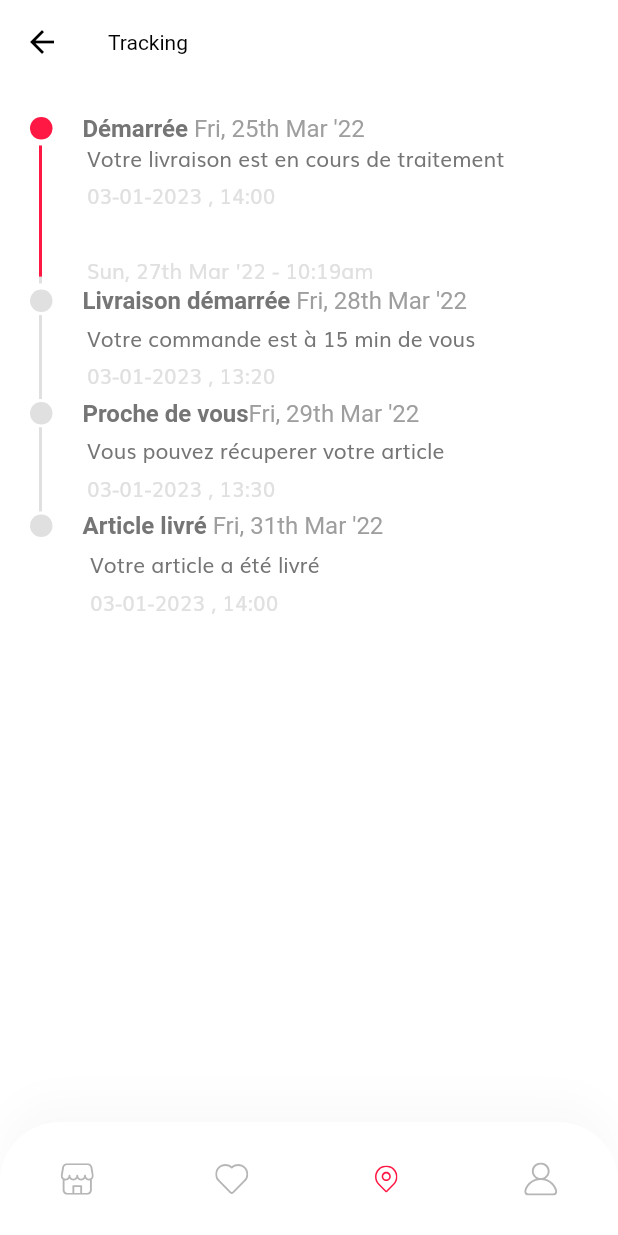
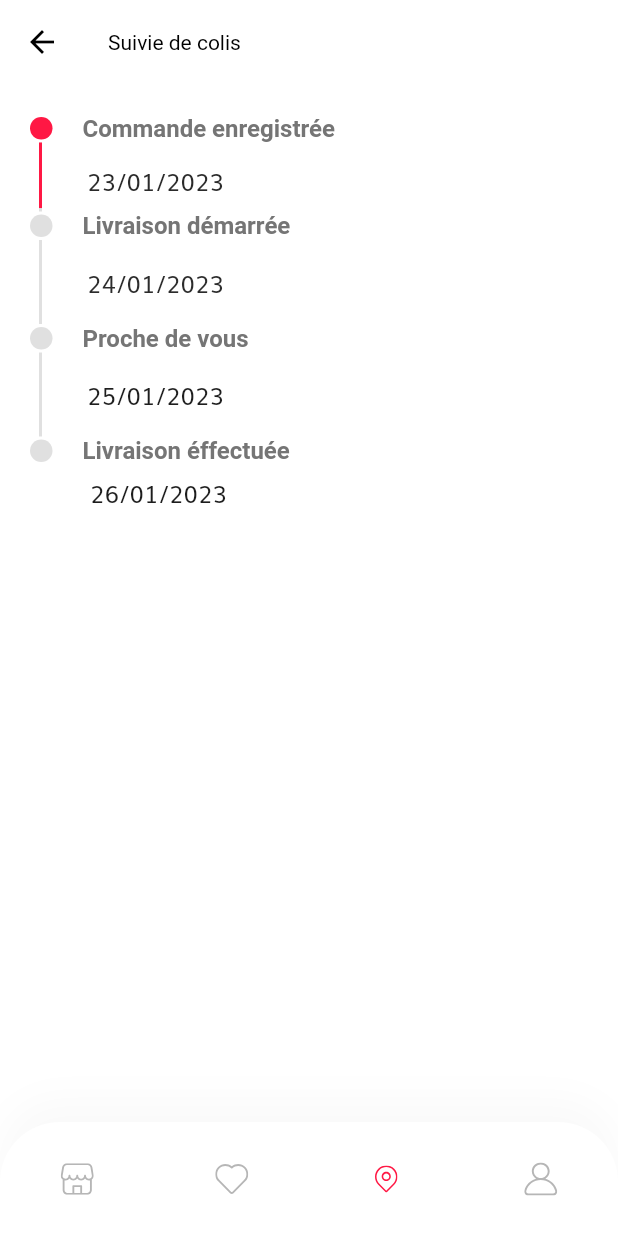
Before and after one commit to TWIMM/ubershop, a Flutter app: the MyHomePage2 screen opened by its route, on a phone screen of 412 x 824 dp. Run offline on Flutter 3.47's test engine with Material 2 defaults, Android fonts, the phone set to English and light mode, and no system bars; our stand-ins replace flutter_svg, geolocator, google_fonts, shared_preferences; missing offline and left inert: geocode; accounts and stored records are empty.

Commit message:
94% - tracking

```diff
--- a/lib/screens/Tracking/tracking.dart
+++ b/lib/screens/Tracking/tracking.dart
@@ -14,39 +14,38 @@ class MyHomePage2 extends StatefulWidget {
 class _MyHomePageState extends State<MyHomePage2> {
   ///this TextDto present in a package add data in this dto and set in a list.
 
-  List<TextDto> orderList = [
-    TextDto("Votre livraison est en cours de traitement", "03-01-2023 , 14:00"),
-    TextDto("", "Sun, 27th Mar '22 - 10:19am"),
+  List step1 = [
+    {'date': '23/01/2023'},
   ];
 
-  List<TextDto> shippedList = [
-    TextDto("Votre commande est à 15 min de vous", "03-01-2023 , 13:20"),
+  List step2 = [
+    {'date': '24/01/2023'},
   ];
 
-  List<TextDto> outOfDeliveryList = [
-    TextDto("Vous pouvez récuperer votre article", "03-01-2023 , 13:30"),
+  List step3 = [
+    {'date': '25/01/2023'},
   ];
 
-  List<TextDto> deliveredList = [
-    TextDto("Votre article a été livré", "03-01-2023 , 14:00"),
+  List step4 = [
+    {'date': '26/01/2023'},
   ];
 
   @override
   Widget build(BuildContext context) {
     return Scaffold(
       appBar: AppBar(
-        title: const Text("Tracking"),
+        title: const Text("Suivie de colis"),
       ),
       body: Padding(
         padding: const EdgeInsets.all(20),
         child: OrderTracker(
-          status: Status.delivered,
+          status: Status.order,
           activeColor: Color(0xFFFF1844),
           inActiveColor: Colors.grey[300],
-          orderTitleAndDateList: orderList,
-          shippedTitleAndDateList: shippedList,
-          outOfDeliveryTitleAndDateList: outOfDeliveryList,
-          deliveredTitleAndDateList: deliveredList,
+          orderTitleAndDateList: step1,
+          shippedTitleAndDateList: step2,
+          outOfDeliveryTitleAndDateList: step3,
+          deliveredTitleAndDateList: step4,
         ),
       ),
       bottomNavigationBar: CustomBottomNavBar(selectedMenu: MenuState.location),
--- a/lib/screens/Tracking/trackingmodel.dart
+++ b/lib/screens/Tracking/trackingmodel.dart
@@ -8,16 +8,16 @@ class OrderTracker extends StatefulWidget {
   final Status? status;
 
   /// This variable is used to get list of order sub title and date to show present status of product.
-  final List<TextDto>? orderTitleAndDateList;
+  final List? orderTitleAndDateList;
 
   /// This variable is used to get list of shipped sub title and date to show present status of product.
-  final List<TextDto>? shippedTitleAndDateList;
+  final List? shippedTitleAndDateList;
 
   /// This variable is used to get list of outOfDelivery sub title and date to show present status of product.
-  final List<TextDto>? outOfDeliveryTitleAndDateList;
+  final List? outOfDeliveryTitleAndDateList;
 
   /// This variable is used to get list of delivered sub title and date to show present status of product.
-  final List<TextDto>? deliveredTitleAndDateList;
+  final List? deliveredTitleAndDateList;
 
   /// This variable is used to change color of active animation border.
   final Color? activeColor;
@@ -187,15 +187,10 @@ class _OrderTrackerState extends State<OrderTracker>
                   TextSpan(
                     children: [
                       TextSpan(
-                          text: "Démarrée ",
+                          text: "Commande enregistrée ",
                           style: widget.headingTitleStyle ??
                               const TextStyle(
                                   fontSize: 16, fontWeight: FontWeight.bold)),
-                      TextSpan(
-                        text: "Fri, 25th Mar '22",
-                        style: widget.headingDateTextStyle ??
-                            const TextStyle(fontSize: 16, color: Colors.grey),
-                      ),
                     ],
                   ),
                 ),
@@ -234,19 +229,16 @@ class _OrderTrackerState extends State<OrderTracker>
                           mainAxisAlignment: MainAxisAlignment.start,
                           crossAxisAlignment: CrossAxisAlignment.start,
                           children: [
-                            Text(
-                              widget.orderTitleAndDateList?[index].title ?? "",
-                              style: widget.subTitleTextStyle ??
-                                  const TextStyle(fontSize: 14),
-                            ),
                             const SizedBox(
                               height: 4,
                             ),
                             Text(
-                              widget.orderTitleAndDateList?[index].date ?? "",
+                              widget.orderTitleAndDateList?[index]['date'] ??
+                                  "",
                               style: widget.subDateTextStyle ??
                                   TextStyle(
-                                      fontSize: 14, color: Colors.grey[300]),
+                                      fontSize: 16,
+                                      color: Color.fromARGB(255, 42, 42, 42)),
                             )
                           ],
                         );
@@ -296,11 +288,6 @@ class _OrderTrackerState extends State<OrderTracker>
                           style: widget.headingTitleStyle ??
                               const TextStyle(
                                   fontSize: 16, fontWeight: FontWeight.bold)),
-                      TextSpan(
-                        text: "Fri, 28th Mar '22",
-                        style: widget.headingDateTextStyle ??
-                            const TextStyle(fontSize: 16, color: Colors.grey),
-                      ),
                     ],
                   ),
                 ),
@@ -342,19 +329,13 @@ class _OrderTrackerState extends State<OrderTracker>
                           crossAxisAlignment: CrossAxisAlignment.start,
                           children: [
                             Text(
-                              widget.shippedTitleAndDateList?[index].title ??
+                              widget.shippedTitleAndDateList?[index]['date'] ??
                                   "",
-                              style: widget.subTitleTextStyle ??
-                                  const TextStyle(fontSize: 14),
-                            ),
-                            const SizedBox(
-                              height: 4,
-                            ),
-                            Text(
-                              widget.shippedTitleAndDateList?[index].date ?? "",
                               style: widget.subDateTextStyle ??
                                   TextStyle(
-                                      fontSize: 14, color: Colors.grey[300]),
+                                      fontSize: 16,
+                                      color: const Color.fromARGB(
+                                          255, 44, 44, 44)),
                             )
                           ],
                         );
@@ -403,11 +384,6 @@ class _OrderTrackerState extends State<OrderTracker>
                           style: widget.headingTitleStyle ??
                               const TextStyle(
                                   fontSize: 16, fontWeight: FontWeight.bold)),
-                      TextSpan(
-                        text: "Fri, 29th Mar '22",
-                        style: widget.headingDateTextStyle ??
-                            const TextStyle(fontSize: 16, color: Colors.grey),
-                      ),
                     ],
                   ),
                 ),
@@ -450,21 +426,13 @@ class _OrderTrackerState extends State<OrderTracker>
                           children: [
                             Text(
                               widget.outOfDeliveryTitleAndDateList?[index]
-                                      .title ??
-                                  "",
-                              style: widget.subTitleTextStyle ??
-                                  const TextStyle(fontSize: 14),
-                            ),
-                            const SizedBox(
-                              height: 4,
-                            ),
-                            Text(
-                              widget.outOfDeliveryTitleAndDateList?[index]
-                                      .date ??
+                                      ['date'] ??
                                   "",
                               style: widget.subDateTextStyle ??
                                   TextStyle(
-                                      fontSize: 14, color: Colors.grey[300]),
+                                      fontSize: 16,
+                                      color: const Color.fromARGB(
+                                          255, 30, 30, 30)),
                             )
                           ],
                         );
@@ -504,15 +472,10 @@ class _OrderTrackerState extends State<OrderTracker>
                   TextSpan(
                     children: [
                       TextSpan(
-                          text: "Article livré ",
+                          text: "Livraison éffectuée",
                           style: widget.headingTitleStyle ??
                               const TextStyle(
                                   fontSize: 16, fontWeight: FontWeight.bold)),
-                      TextSpan(
-                        text: "Fri, 31th Mar '22",
-                        style: widget.headingDateTextStyle ??
-                            const TextStyle(fontSize: 16, color: Colors.grey),
-                      ),
                     ],
                   ),
                 ),
@@ -527,17 +490,11 @@ class _OrderTrackerState extends State<OrderTracker>
                     crossAxisAlignment: CrossAxisAlignment.start,
                     children: [
                       Text(
-                        widget.deliveredTitleAndDateList?[index].title ?? "",
-                        style: widget.subTitleTextStyle ??
-                            const TextStyle(fontSize: 14),
-                      ),
-                      const SizedBox(
-                        height: 4,
-                      ),
-                      Text(
-                        widget.deliveredTitleAndDateList?[index].date ?? "",
+                        widget.deliveredTitleAndDateList?[index]['date'] ?? "",
                         style: widget.subDateTextStyle ??
-                            TextStyle(fontSize: 14, color: Colors.grey[300]),
+                            TextStyle(
+                                fontSize: 16,
+                                color: const Color.fromARGB(255, 29, 29, 29)),
                       )
                     ],
                   );
```
Also changed, not shown: lib/screens/Tracking/trackingcustom..dart (deleted, +0 -368 lines), lib/screens/cart/components/body.dart (+7 -3 lines), lib/screens/profile/components/body.dart (+5 -2 lines).
